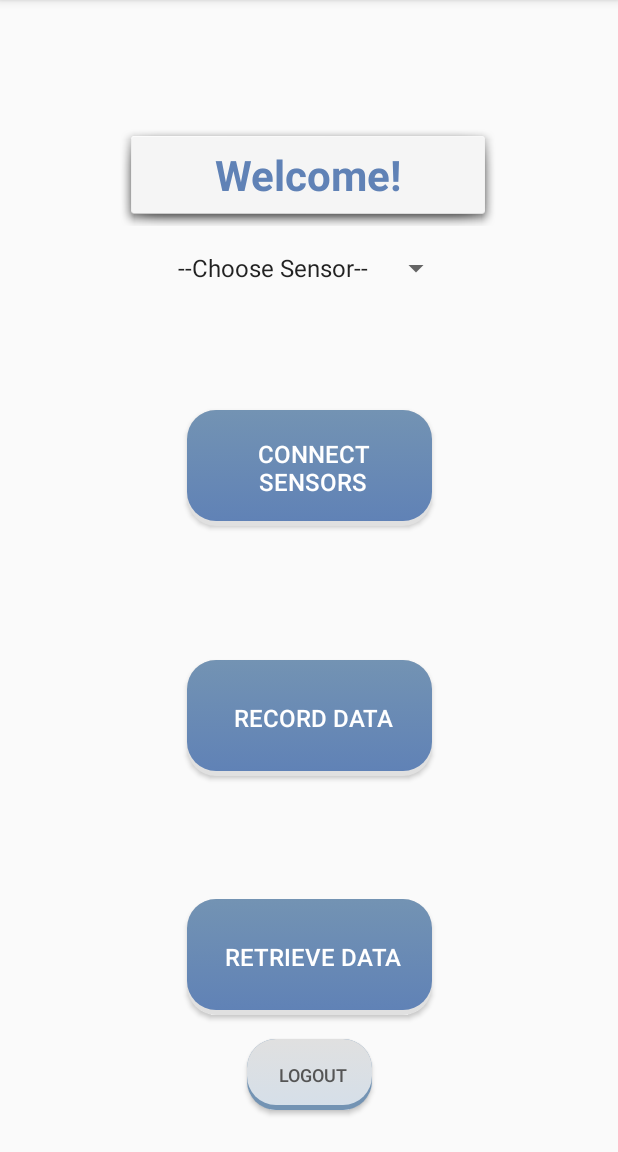
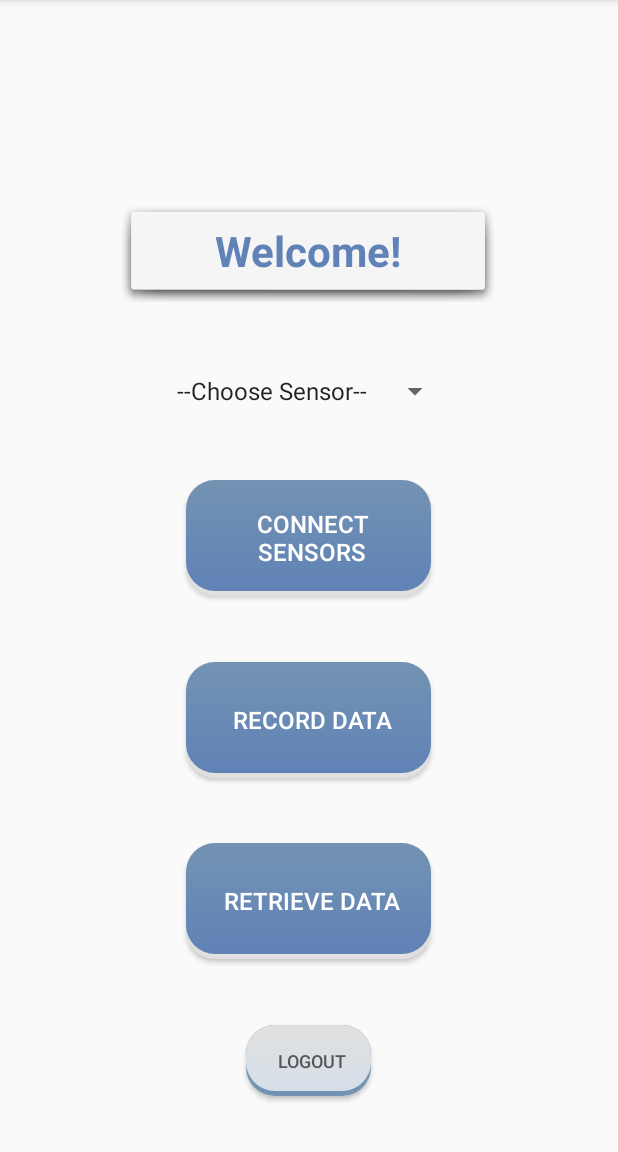
Before and after one commit to Harshitarnav/pdiot_app, an Android app: the StartActivity screen opened directly, with no data from a screen before it, on a phone screen of 412 x 824 dp, the part 84-1236 px from its top. Run offline under Robolectric (Android 15) with nearby library versions, the light colour scheme and no system bars; our stand-ins replace Firebase (no records; nobody signed in at launch, a user with empty details on screens opened directly).

Commit message:
Updated main page

```diff
--- a/app/src/main/res/layout/activity_main.xml
+++ b/app/src/main/res/layout/activity_main.xml
@@ -18,19 +18,17 @@
             android:id="@+id/textView2"
             android:layout_width="252dp"
             android:layout_height="68dp"
-            android:layout_marginTop="100px"
+            android:layout_marginTop="200px"
             android:background="@android:drawable/dialog_holo_light_frame"
             android:gravity="center_vertical|center_horizontal"
             android:text="Welcome!"
             android:textColor="#6082B6"
             android:textSize="28dp"
             android:textStyle="bold"
-            app:layout_constraintBottom_toTopOf="parent"
             app:layout_constraintEnd_toEndOf="parent"
             app:layout_constraintHorizontal_bias="0.496"
             app:layout_constraintStart_toStartOf="parent"
-            app:layout_constraintTop_toTopOf="@id/classification_button"
-            app:layout_constraintVertical_bias="0.5" />
+            app:layout_constraintTop_toTopOf="parent"/>
 
         <Button
             android:id="@+id/record_button"
@@ -42,71 +40,68 @@
             android:textColor="#FFFFFF"
             android:textSize="16dp"
             app:layout_constraintBottom_toTopOf="@id/retrieve_button"
-            app:layout_constraintEnd_toEndOf="parent"
+            app:layout_constraintEnd_toEndOf="@+id/ble_button"
             app:layout_constraintHorizontal_bias="0.5"
-            app:layout_constraintVertical_bias="0.05"
-            app:layout_constraintStart_toStartOf="parent"
-            app:layout_constraintTop_toBottomOf="@+id/ble_button" />
+            app:layout_constraintStart_toStartOf="@+id/ble_button"
+            app:layout_constraintTop_toBottomOf="@+id/ble_button"
+            app:layout_constraintVertical_bias="0.05" />
 
         <Button
             android:id="@+id/ble_button"
             android:layout_width="163dp"
             android:layout_height="77dp"
-            android:layout_marginTop="100px"
-            android:layout_marginBottom="100px"
+            android:layout_marginTop="15px"
             android:background="@drawable/ic_button"
             android:text="Connect sensors"
             android:textColor="#FFFFFF"
             android:textSize="16dp"
             app:layout_constraintBottom_toTopOf="@id/record_button"
-            app:layout_constraintEnd_toEndOf="parent"
+            app:layout_constraintEnd_toEndOf="@+id/classification_button"
             app:layout_constraintHorizontal_bias="0.5"
-            app:layout_constraintStart_toStartOf="parent"
-            app:layout_constraintTop_toBottomOf="@+id/classification_button"
-            app:layout_constraintVertical_bias="0.05" />
+            app:layout_constraintStart_toStartOf="@+id/classification_button"
+            app:layout_constraintTop_toBottomOf="@+id/classification_button" />
 
         <Spinner
             android:id="@+id/classification_button"
             android:layout_width="wrap_content"
             android:layout_height="wrap_content"
+            android:layout_marginTop="15px"
             android:text="CLASSIFICATION"
             app:layout_constraintBottom_toTopOf="@+id/ble_button"
-            app:layout_constraintEnd_toEndOf="parent"
+            app:layout_constraintEnd_toEndOf="@+id/textView2"
             app:layout_constraintHorizontal_bias="0.5"
-            app:layout_constraintStart_toStartOf="parent"
-            app:layout_constraintTop_toBottomOf="@+id/textView2"
-            app:layout_constraintVertical_bias="0.2" />
+            app:layout_constraintStart_toStartOf="@+id/textView2"
+            app:layout_constraintTop_toBottomOf="@+id/textView2" />
 
         <Button
             android:id="@+id/logout"
             android:layout_width="83dp"
             android:layout_height="47dp"
             android:layout_centerInParent="true"
+            android:layout_marginTop="10px"
             android:background="@drawable/ic_button_logout"
             android:text="Logout"
             android:textColor="@color/dark_grey"
             android:textSize="12dp"
-            app:layout_constraintBottom_toTopOf="@+id/record_button"
-            app:layout_constraintEnd_toEndOf="parent"
+            app:layout_constraintBottom_toBottomOf="parent"
+            app:layout_constraintEnd_toEndOf="@+id/retrieve_button"
             app:layout_constraintHorizontal_bias="0.5"
-            app:layout_constraintStart_toStartOf="parent"
-            app:layout_constraintTop_toBottomOf="parent"
-            app:layout_constraintVertical_bias="0.2" />
+            app:layout_constraintStart_toStartOf="@+id/retrieve_button"
+            app:layout_constraintTop_toBottomOf="@+id/retrieve_button" />
 
         <Button
             android:id="@+id/retrieve_button"
             android:layout_width="163dp"
             android:layout_height="77dp"
-            android:layout_marginTop="100px"
+            android:layout_marginTop="10px"
             android:background="@drawable/ic_button"
             android:text="Retrieve Data"
             android:textColor="#FFFFFF"
             android:textSize="16dp"
             app:layout_constraintBottom_toTopOf="@+id/logout"
-            app:layout_constraintEnd_toEndOf="parent"
-            app:layout_constraintStart_toStartOf="parent"
-            app:layout_constraintTop_toBottomOf="@+id/record_button"
-            app:layout_constraintVertical_bias="0.05" />
+            app:layout_constraintEnd_toEndOf="@+id/record_button"
+            app:layout_constraintStart_toStartOf="@+id/record_button"
+            app:layout_constraintTop_toBottomOf="@+id/record_button" />
 
         <androidx.constraintlayout.widget.Guideline
             android:id="@+id/guideline"
```
